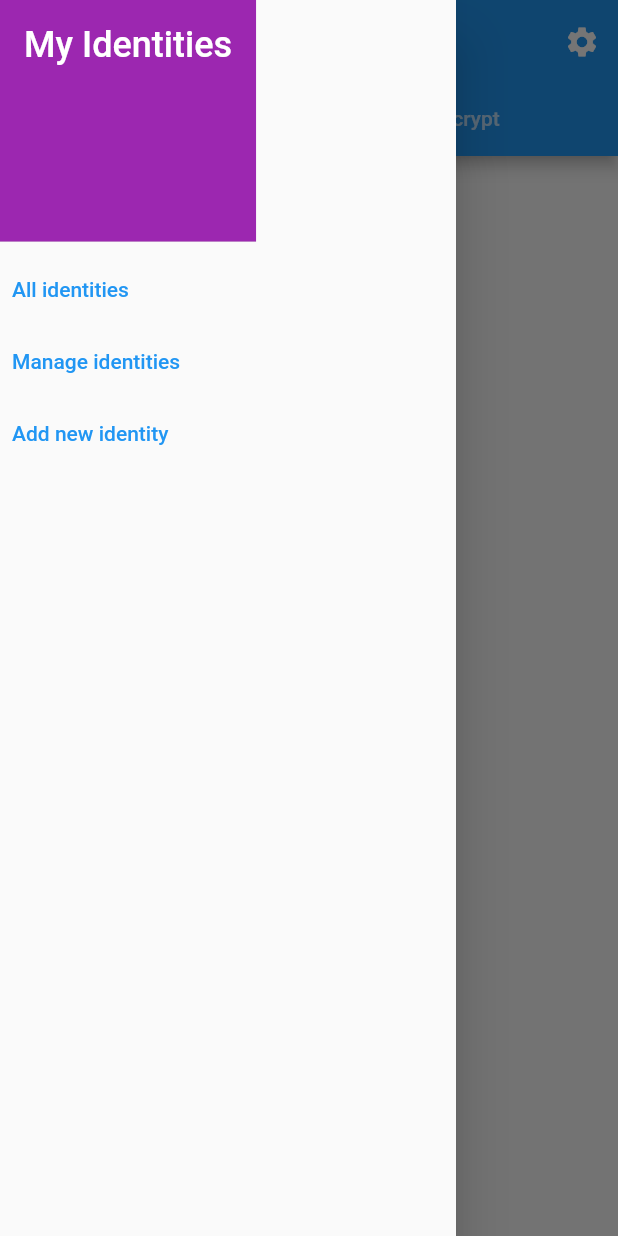
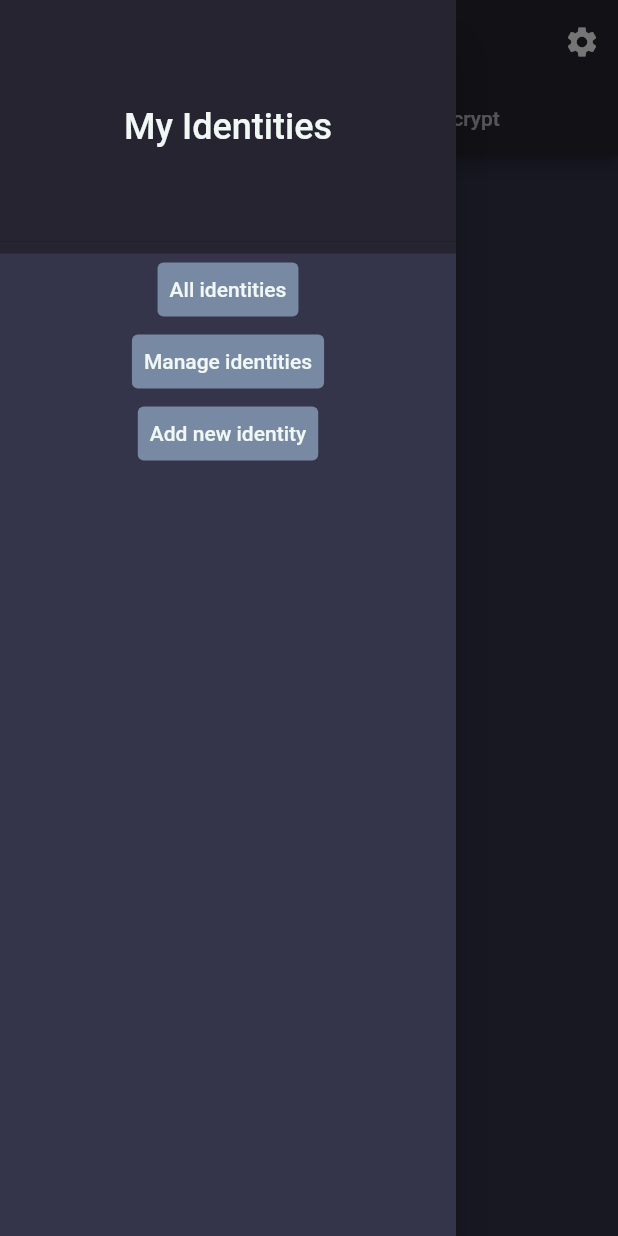
Before and after one commit to Minetest-j45/eme, a Flutter app: the screen it shows after launch, in the side drawer, after a tap on the "person add alt 1" icon, on a phone screen of 412 x 824 dp. Run offline on Flutter 3.47's test engine with Material 2 defaults, Android fonts, the phone set to English and light mode, and no system bars; our stand-ins replace flutter_secure_storage, qr_flutter, toggle_switch; missing offline and left inert: app_settings, clipboard, fast_rsa, qr_code_scanner.

Commit message:
Start using colour palatte

```diff
--- /dev/null
+++ b/lib/colours.dart
@@ -0,0 +1,27 @@
+import 'package:flutter/material.dart';
+
+class Colours {
+  static const slateGray = Color(0xFF788AA3); //buttons
+  static const spaceCadet = Color(0xFF34344A); //background
+  static const raisinBlack = Color(0xFF252430); //bars
+  static const jet = Color(0xFF434043); //anything that requires manual input
+  static const mintCream = Color(0xFFF0F7F4); //text
+
+  static const mintCreamText = TextTheme(
+    displayLarge: TextStyle(color: Colours.mintCream),
+    displayMedium: TextStyle(color: Colours.mintCream),
+    displaySmall: TextStyle(color: Colours.mintCream),
+    bodyLarge: TextStyle(color: Colours.mintCream),
+    bodyMedium: TextStyle(color: Colours.mintCream),
+    bodySmall: TextStyle(color: Colours.mintCream),
+    headlineLarge: TextStyle(color: Colours.mintCream),
+    headlineMedium: TextStyle(color: Colours.mintCream),
+    headlineSmall: TextStyle(color: Colours.mintCream),
+    labelLarge: TextStyle(color: Colours.mintCream),
+    labelMedium: TextStyle(color: Colours.mintCream),
+    labelSmall: TextStyle(color: Colours.mintCream),
+    titleLarge: TextStyle(color: Colours.mintCream),
+    titleMedium: TextStyle(color: Colours.mintCream),
+    titleSmall: TextStyle(color: Colours.mintCream),
+  );
+}
--- a/lib/home.dart
+++ b/lib/home.dart
@@ -2,6 +2,7 @@ import 'package:clipboard/clipboard.dart';
 import 'package:fast_rsa/fast_rsa.dart';
 import 'package:flutter/material.dart';
 
+import 'colours.dart';
 import 'contacts.dart';
 import 'encrypt.dart';
 import 'identities.dart';
@@ -47,7 +48,10 @@ class _HomePageState extends State<HomePage>
         return ListTile(
           title: Text(filtered[index].name),
           subtitle: Text(hashedArr[index]),
-          trailing: const Icon(Icons.more_vert),
+          trailing: const Icon(
+            Icons.more_vert,
+            color: Colours.slateGray,
+          ),
           onTap: () {
             Navigator.push(
               context,
@@ -92,7 +96,8 @@ class _HomePageState extends State<HomePage>
           child: Text.rich(
             TextSpan(
               text: id.name,
-              style: const TextStyle(fontWeight: FontWeight.bold),
+              style: const TextStyle(
+                  fontWeight: FontWeight.bold, color: Colours.mintCream),
               children: <TextSpan>[
                 TextSpan(
                     text:
@@ -122,15 +127,23 @@ class _HomePageState extends State<HomePage>
     return Padding(
       padding: const EdgeInsets.all(16.0),
       child: DropdownButton(
+        dropdownColor: Colours.jet,
         borderRadius: BorderRadius.circular(10),
         value: _selectedIdentity == "" ? null : _selectedIdentity,
         hint: SizedBox(
           width: MediaQuery.of(context).size.width * 0.65,
-            child: const Text("Identity to use for decryption")),
+          child: const Text(
+            "Identity to use for decryption",
+            style: TextStyle(color: Colours.mintCream),
+          ),
+        ),
         items: identitiesStrs.map<DropdownMenuItem<String>>((String value) {
           return DropdownMenuItem<String>(
             value: value,
-            child: Text(value),
+            child: Text(
+              value,
+              style: const TextStyle(color: Colours.mintCream),
+            ),
           );
         }).toList(),
         onChanged: (String? value) {
@@ -150,6 +163,14 @@ class _HomePageState extends State<HomePage>
       nicename = " all:";
     }
     return MaterialApp(
+        theme: ThemeData(
+            colorScheme: ColorScheme.fromSwatch().copyWith(
+              primary: Colours.raisinBlack,
+              secondary: Colours.slateGray,
+            ),
+            scaffoldBackgroundColor: Colours.spaceCadet,
+            canvasColor: Colours.spaceCadet,
+            textTheme: Colours.mintCreamText),
         home: DefaultTabController(
           length: 2,
           child: Scaffold(
@@ -183,20 +204,30 @@ class _HomePageState extends State<HomePage>
                 child: Column(
                   crossAxisAlignment: CrossAxisAlignment.start,
                   children: <Widget>[
-                const DrawerHeader(
-                  decoration: BoxDecoration(
-                    color: Colors.purple,
-                  ),
+                    Container(
+                      color: Colours.raisinBlack,
+                      child: const DrawerHeader(
+                        child: Center(
                           child: Text(
                             'My Identities',
                             style: TextStyle(
-                      color: Colors.white,
                               fontSize: 24,
                             ),
                           ),
                         ),
+                      ),
+                    ),
+                    Center(
+                      child: Column(
+                        children: <Widget>[
                           TextButton(
-                  child: const Text('All identities'),
+                            child: const Text(
+                              'All identities',
+                              style: TextStyle(color: Colours.mintCream),
+                            ),
+                            style: ButtonStyle(
+                                backgroundColor: MaterialStateProperty.all(
+                                    Colours.slateGray)),
                             onPressed: () {
                               setState(() {
                                 Navigator.push(
@@ -210,28 +241,45 @@ class _HomePageState extends State<HomePage>
                             },
                           ),
                           TextButton(
-                  child: const Text('Manage identities'),
+                            child: const Text(
+                              'Manage identities',
+                              style: TextStyle(color: Colours.mintCream),
+                            ),
+                            style: ButtonStyle(
+                                backgroundColor: MaterialStateProperty.all(
+                                    Colours.slateGray)),
                             onPressed: () {
                               setState(() {
                                 Navigator.push(
                                   context,
                                   MaterialPageRoute(
-                            builder: (context) => const ManageIdentitiesPage()),
+                                      builder: (context) =>
+                                          const ManageIdentitiesPage()),
                                 );
                               });
                             },
                           ),
                           TextButton(
-                  child: const Text('Add new identity'),
+                            child: const Text(
+                              'Add new identity',
+                              style: TextStyle(color: Colours.mintCream),
+                            ),
+                            style: ButtonStyle(
+                                backgroundColor: MaterialStateProperty.all(
+                                    Colours.slateGray)),
                             onPressed: () {
                               setState(() {
                                 Navigator.push(
                                   context,
                                   MaterialPageRoute(
-                            builder: (context) => const NewIdentityPage()),
+                                      builder: (context) =>
+                                          const NewIdentityPage()),
                                 );
                               });
                             },
+                          ),
+                        ],
+                      ),
                     ),
                     FutureBuilder(
                       future: _identitiesList(),
@@ -249,9 +297,9 @@ class _HomePageState extends State<HomePage>
                 ),
               )),
               body: TabBarView(children: [
-            Center(
+                SingleChildScrollView(
+                  scrollDirection: Axis.vertical,
                   child: Column(
-                mainAxisAlignment: MainAxisAlignment.center,
                     children: <Widget>[
                       Text('Contacts for$nicename'),
                       FutureBuilder(
@@ -284,7 +332,9 @@ class _HomePageState extends State<HomePage>
                         onPressed: () {
                           setState(() {
                             Contacts().add(Contact(
-                            name: "jeff", pub: "gbk", linkedIdentity: "guess"));
+                                name: "jeff",
+                                pub: "gbk",
+                                linkedIdentity: "guess"));
                           });
                         },
                       ),
@@ -307,13 +357,22 @@ class _HomePageState extends State<HomePage>
                   TextFormField(
                     controller: _rawController,
                     decoration: InputDecoration(
+                        filled: true,
+                        fillColor: Colours.jet,
                         border: const OutlineInputBorder(),
                         hintText:
-                        "Paste the encrypted message here, then press Decrypt",
+                            "Paste the encrypted message here, then press 'Decrypt'",
+                        hintStyle: const TextStyle(
+                            color: Colours.mintCream,
+                            overflow: TextOverflow.visible),
                         suffixIcon: IconButton(
-                      icon: const Icon(Icons.paste),
+                          icon: const Icon(
+                            Icons.paste,
+                            color: Colours.slateGray,
+                          ),
                           onPressed: () {
-                        FlutterClipboard.paste().then((value) => setState(() {
+                            FlutterClipboard.paste()
+                                .then((value) => setState(() {
                                       _rawController.text = value;
                                     }));
                           },
@@ -326,9 +385,16 @@ class _HomePageState extends State<HomePage>
                     style: const TextStyle(color: Colors.red),
                   ),
                   TextButton(
-                  child: const Text('Decrypt'),
+                      child: const Text(
+                        'Decrypt',
+                        style: TextStyle(color: Colours.mintCream),
+                      ),
+                      style: ButtonStyle(
+                          backgroundColor:
+                              MaterialStateProperty.all(Colours.slateGray)),
                       onPressed: () async {
-                    Identity? id = await Identities().get(_selectedIdentity) ??
+                        Identity? id =
+                            await Identities().get(_selectedIdentity) ??
                                 await Identities().get(widget.currIdentity);
 
                         if (id == null) {
@@ -355,10 +421,19 @@ class _HomePageState extends State<HomePage>
                   TextFormField(
                     controller: _decryptedController,
                     decoration: InputDecoration(
+                      filled: true,
+                      fillColor: Colours.jet,
                       border: const OutlineInputBorder(),
-                  hintText: "This is the message the sender wanted you to read",
+                      hintText:
+                          "This is the message the sender wanted you to read",
+                      hintStyle: const TextStyle(
+                          color: Colours.mintCream,
+                          overflow: TextOverflow.visible),
                       suffixIcon: IconButton(
-                      icon: const Icon(Icons.copy),
+                          icon: const Icon(
+                            Icons.copy,
+                            color: Colours.slateGray,
+                          ),
                           onPressed: () {
                             FlutterClipboard.copy(_decryptedController.text);
                           }),
@@ -367,7 +442,13 @@ class _HomePageState extends State<HomePage>
                     readOnly: true,
                   ),
                   TextButton(
-                child: const Text("Done"),
+                    child: const Text(
+                      "Done",
+                      style: TextStyle(color: Colours.mintCream),
+                    ),
+                    style: ButtonStyle(
+                        backgroundColor:
+                            MaterialStateProperty.all(Colours.slateGray)),
                     onPressed: () {
                       setState(() {
                         Navigator.push(
--- a/lib/ids.dart
+++ b/lib/ids.dart
@@ -1,6 +1,7 @@
 import 'package:fast_rsa/fast_rsa.dart';
 import 'package:flutter/material.dart';
 
+import 'colours.dart';
 import 'home.dart';
 import 'identities.dart';
 
@@ -57,9 +58,8 @@ class _NewIdentityPageState extends State<NewIdentityPage> {
             ),
             TextButton(
               style: ButtonStyle(
-                backgroundColor: MaterialStateProperty.all(Colors.purple),
-                foregroundColor: MaterialStateProperty.all(Colors.white),
-              ),
+                  backgroundColor:
+                      MaterialStateProperty.all(Colours.slateGray)),
               child: const Text('Generate new pair'),
               onPressed: () async {
                 if (nameController.value.text == '') {
```
Lines whose indentation alone changed are shown as unchanged.
